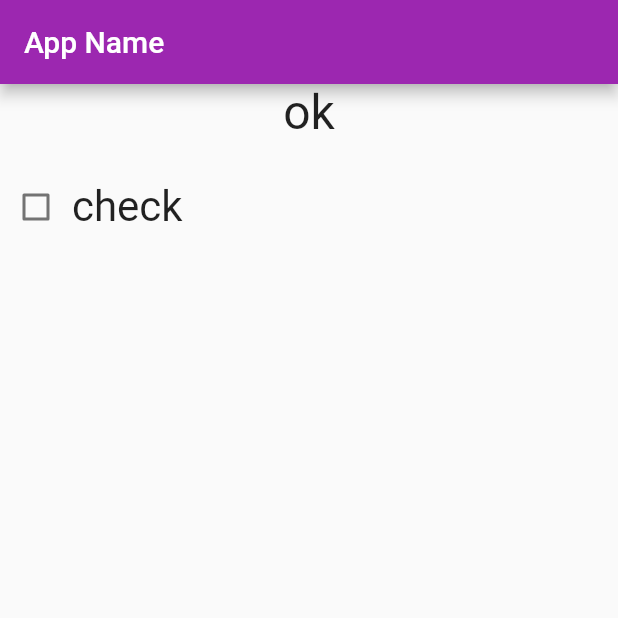
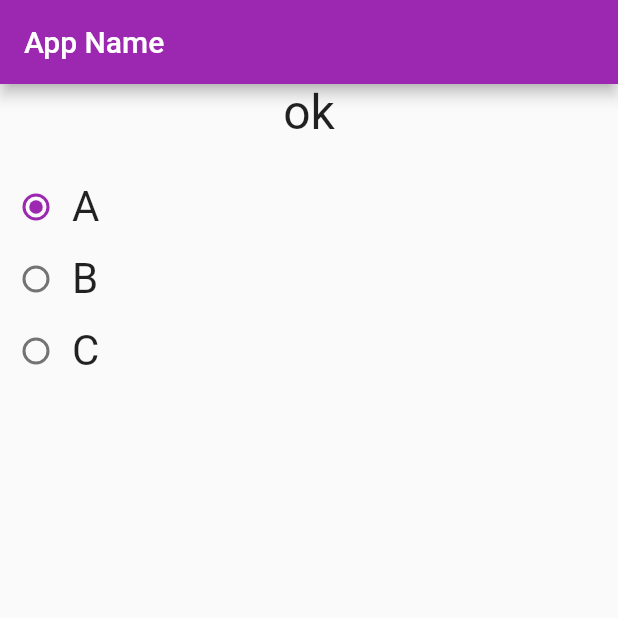
Before and after one commit to CutRay/tutorial-flutter, a Flutter app: the screen it shows after launch, on a phone screen of 412 x 824 dp, the top half of it. Run offline on Flutter 3.47's test engine with Material 2 defaults, Android fonts, the phone set to English and light mode, and no system bars.

```diff
--- a/lib/main.dart
+++ b/lib/main.dart
@@ -29,8 +29,8 @@ class MyHomePage extends StatefulWidget {
 }
 
 class _MyHomePageState extends State<MyHomePage> {
-  var _message;
-  bool _checked = false;
+  String _message;
+  String _selected = 'A';
   @override
   void initState() {
     _message = 'ok';
@@ -63,12 +63,51 @@ class _MyHomePageState extends State<MyHomePage> {
               mainAxisSize: MainAxisSize.max,
               crossAxisAlignment: CrossAxisAlignment.center,
               children: <Widget>[
-                Checkbox(
-                  value: _checked,
-                  onChanged: checkChanged,
+                Radio<String>(
+                  value: 'A',
+                  groupValue: _selected,
+                  onChanged: (String value) => checkChanged(value),
                 ),
                 Text(
-                  'check',
+                  'A',
+                  style: TextStyle(
+                      fontSize: 28.0,
+                      fontWeight: FontWeight.w400,
+                      fontFamily: 'Roboto'),
+                )
+              ],
+            ),
+            Row(
+              mainAxisAlignment: MainAxisAlignment.start,
+              mainAxisSize: MainAxisSize.max,
+              crossAxisAlignment: CrossAxisAlignment.center,
+              children: <Widget>[
+                Radio<String>(
+                  value: 'B',
+                  groupValue: _selected,
+                  onChanged: (String value) => checkChanged(value),
+                ),
+                Text(
+                  'B',
+                  style: TextStyle(
+                      fontSize: 28.0,
+                      fontWeight: FontWeight.w400,
+                      fontFamily: 'Roboto'),
+                )
+              ],
+            ),
+            Row(
+              mainAxisAlignment: MainAxisAlignment.start,
+              mainAxisSize: MainAxisSize.max,
+              crossAxisAlignment: CrossAxisAlignment.center,
+              children: <Widget>[
+                Radio<String>(
+                  value: 'C',
+                  groupValue: _selected,
+                  onChanged: (String value) => checkChanged(value),
+                ),
+                Text(
+                  'C',
                   style: TextStyle(
                       fontSize: 28.0,
                       fontWeight: FontWeight.w400,
@@ -80,10 +119,10 @@ class _MyHomePageState extends State<MyHomePage> {
         ));
   }
 
-  void checkChanged(bool val) {
+  void checkChanged(String val) {
     setState(() {
-      _checked = val;
-      _message = val ? 'checked' : 'not checked';
+      _selected = val;
+      _message = 'selected:$_selected';
     });
   }
 }
```
